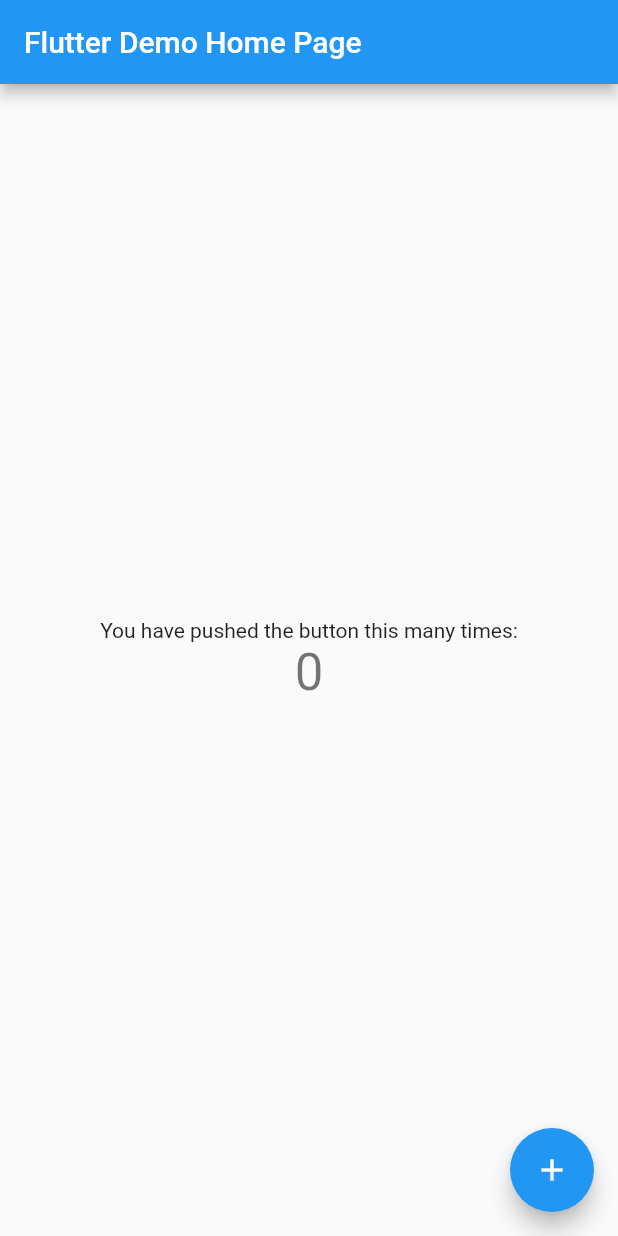
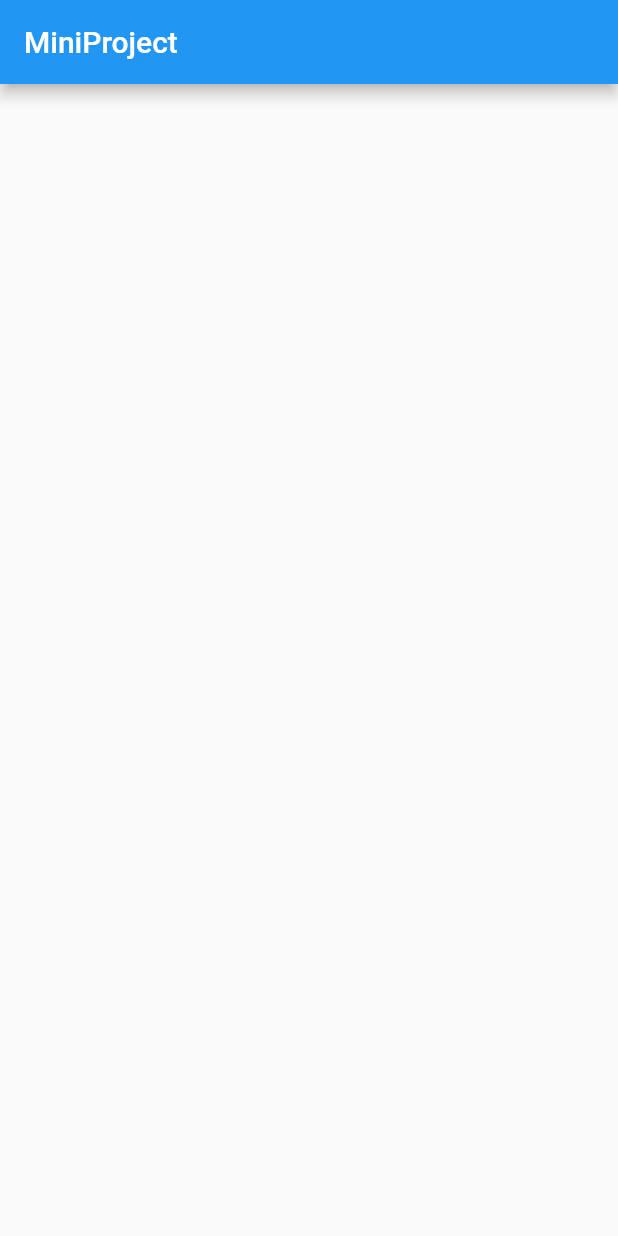
Before and after one commit to KeithAnnonMM/student_authentication, a Flutter app: the screen it shows after launch, on a phone screen of 412 x 824 dp. Run offline on Flutter 3.47's test engine with Material 2 defaults, Android fonts, the phone set to English and light mode, and no system bars.

Commit message:
New code

```diff
--- a/lib/main.dart
+++ b/lib/main.dart
@@ -1,115 +1,23 @@
 import 'package:flutter/material.dart';
 
 void main() {
-  runApp(const MyApp());
+  runApp(
+    const MaterialApp(
+      debugShowCheckedModeBanner: false,
+      home: HomePage(),
+    ),
+  );
 }
 
-class MyApp extends StatelessWidget {
-  const MyApp({super.key});
+class HomePage extends StatelessWidget {
+  const HomePage({super.key});
 
-  // This widget is the root of your application.
   @override
   Widget build(BuildContext context) {
-    return MaterialApp(
-      title: 'Flutter Demo',
-      theme: ThemeData(
-        // This is the theme of your application.
-        //
-        // Try running your application with "flutter run". You'll see the
-        // application has a blue toolbar. Then, without quitting the app, try
-        // changing the primarySwatch below to Colors.green and then invoke
-        // "hot reload" (press "r" in the console where you ran "flutter run",
-        // or simply save your changes to "hot reload" in a Flutter IDE).
-        // Notice that the counter didn't reset back to zero; the application
-        // is not restarted.
-        primarySwatch: Colors.blue,
+    return Scaffold(
+      appBar: AppBar(
+        title: const Text('MiniProject'),
       ),
-      home: const MyHomePage(title: 'Flutter Demo Home Page'),
     );
   }
 }
-
-class MyHomePage extends StatefulWidget {
-  const MyHomePage({super.key, required this.title});
-
-  // This widget is the home page of your application. It is stateful, meaning
-  // that it has a State object (defined below) that contains fields that affect
-  // how it looks.
-
-  // This class is the configuration for the state. It holds the values (in this
-  // case the title) provided by the parent (in this case the App widget) and
-  // used by the build method of the State. Fields in a Widget subclass are
-  // always marked "final".
-
-  final String title;
-
-  @override
-  State<MyHomePage> createState() => _MyHomePageState();
-}
-
-class _MyHomePageState extends State<MyHomePage> {
-  int _counter = 0;
-
-  void _incrementCounter() {
-    setState(() {
-      // This call to setState tells the Flutter framework that something has
-      // changed in this State, which causes it to rerun the build method below
-      // so that the display can reflect the updated values. If we changed
-      // _counter without calling setState(), then the build method would not be
-      // called again, and so nothing would appear to happen.
-      _counter++;
-    });
-  }
-
-  @override
-  Widget build(BuildContext context) {
-    // This method is rerun every time setState is called, for instance as done
-    // by the _incrementCounter method above.
-    //
-    // The Flutter framework has been optimized to make rerunning build methods
-    // fast, so that you can just rebuild anything that needs updating rather
-    // than having to individually change instances of widgets.
-    return Scaffold(
-      appBar: AppBar(
-        // Here we take the value from the MyHomePage object that was created by
-        // the App.build method, and use it to set our appbar title.
-        title: Text(widget.title),
-      ),
-      body: Center(
-        // Center is a layout widget. It takes a single child and positions it
-        // in the middle of the parent.
-        child: Column(
-          // Column is also a layout widget. It takes a list of children and
-          // arranges them vertically. By default, it sizes itself to fit its
-          // children horizontally, and tries to be as tall as its parent.
-          //
-          // Invoke "debug painting" (press "p" in the console, choose the
-          // "Toggle Debug Paint" action from the Flutter Inspector in Android
-          // Studio, or the "Toggle Debug Paint" command in Visual Studio Code)
-          // to see the wireframe for each widget.
-          //
-          // Column has various properties to control how it sizes itself and
-          // how it positions its children. Here we use mainAxisAlignment to
-          // center the children vertically; the main axis here is the vertical
-          // axis because Columns are vertical (the cross axis would be
-          // horizontal).
-          mainAxisAlignment: MainAxisAlignment.center,
-          children: <Widget>[
-            const Text(
-              'You have pushed the button this many times:',
-            ),
-            Text(
-              '$_counter',
-              style: Theme.of(context).textTheme.headline4,
-            ),
-          ],
-        ),
-      ),
-      floatingActionButton: FloatingActionButton(
-        onPressed: _incrementCounter,
-        tooltip: 'Increment',
-        child: const Icon(Icons.add),
-      ), // This trailing comma makes auto-formatting nicer for build methods.
-    );
-  }
-}
```
Also changed, not shown: 3 other files.
